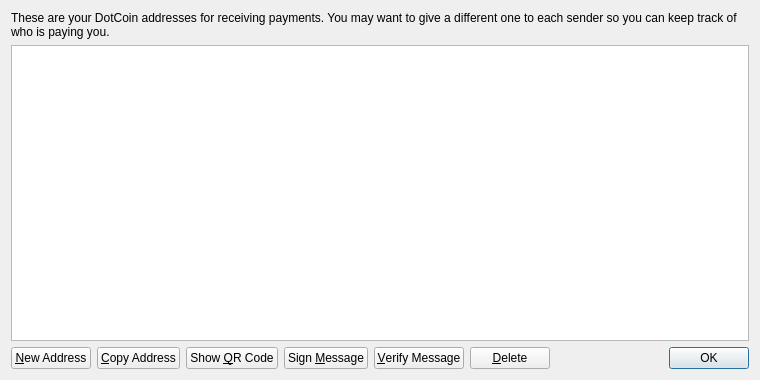
First picture: the form in src/qt/forms/addressbookpage.ui, repository realcoin/realcoin, before the edit.
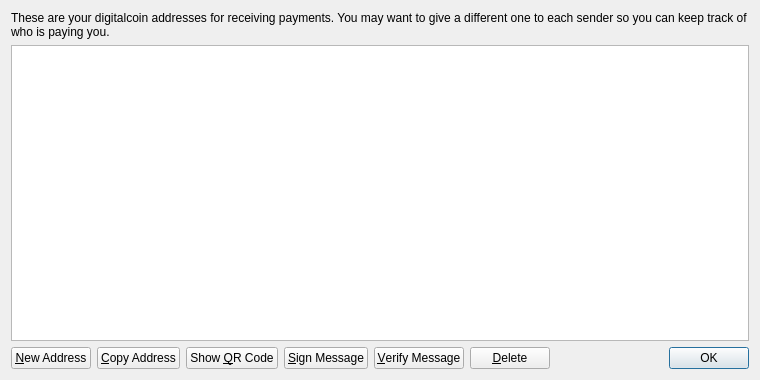
Second picture: the form after the edit. Icons and pictures are not drawn.

Patch:
```diff
--- a/src/qt/forms/addressbookpage.ui
+++ b/src/qt/forms/addressbookpage.ui
@@ -17,7 +17,7 @@
    <item>
     <widget class="QLabel" name="labelExplanation">
      <property name="text">
-      <string>These are your DotCoin addresses for receiving payments. You may want to give a different one to each sender so you can keep track of who is paying you.</string>
+      <string>These are your digitalcoin addresses for receiving payments. You may want to give a different one to each sender so you can keep track of who is paying you.</string>
      </property>
      <property name="textFormat">
       <enum>Qt::PlainText</enum>
@@ -102,7 +102,7 @@
         <string>Sign a message to prove you own a DotCoin address</string>
        </property>
        <property name="text">
-        <string>Sign &amp;Message</string>
+        <string>&amp;Sign Message</string>
        </property>
        <property name="icon">
         <iconset resource="../bitcoin.qrc">
```
Left out of the diff: 6 changed lines with no effect on the pictures.
